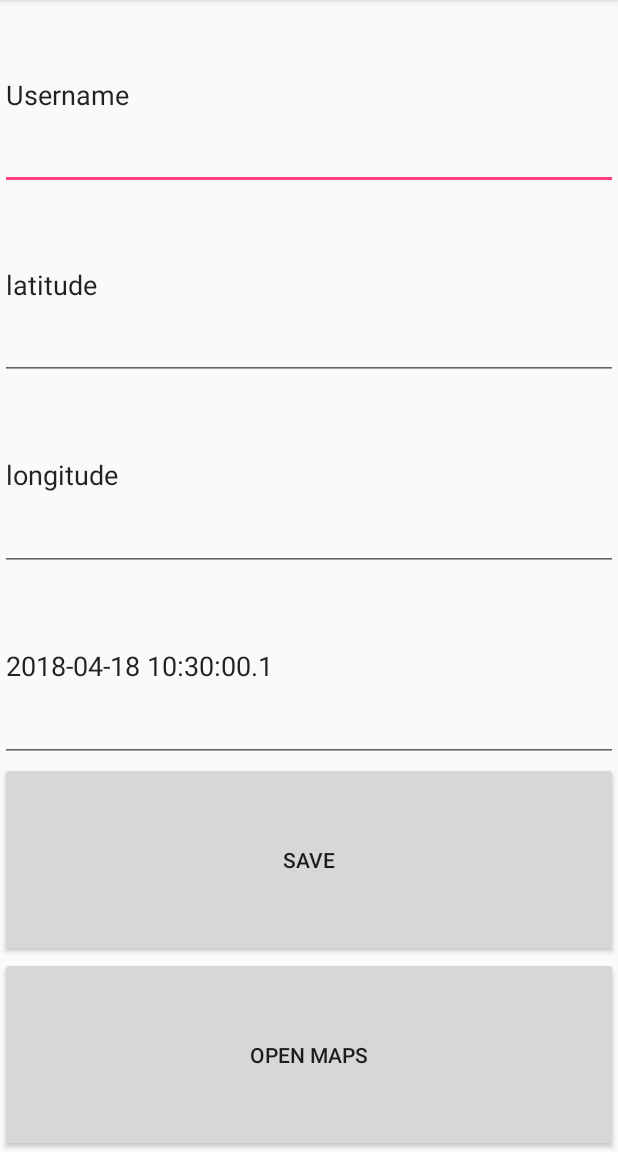
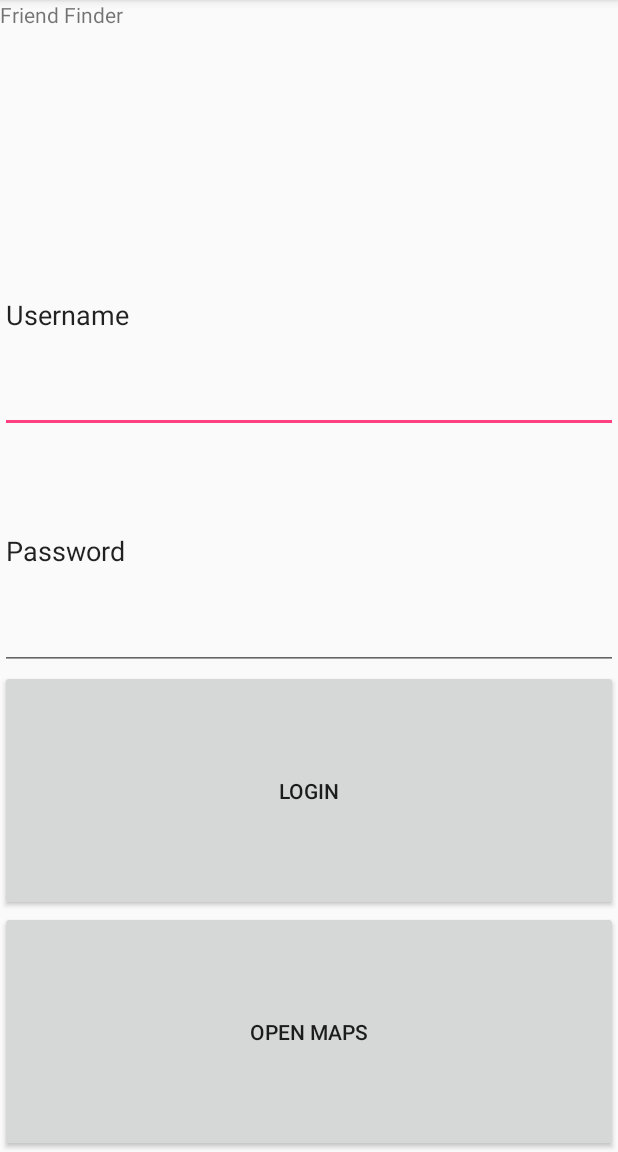
Before and after one commit to vinzee/CMSC628HW2, an Android app: the screen it shows after launch (MainActivity), on a phone screen of 412 x 824 dp, the part 84-1236 px from its top. Run offline under Robolectric (Android 15) with nearby library versions, the phone set to English and light mode, and no system bars.

```diff
--- a/app/src/main/AndroidManifest.xml
+++ b/app/src/main/AndroidManifest.xml
@@ -18,7 +18,8 @@
         android:label="@string/app_name"
         android:roundIcon="@mipmap/ic_launcher_round"
         android:supportsRtl="true"
-        android:theme="@style/AppTheme">
+        android:theme="@style/AppTheme"
+        >
         <activity android:name=".MainActivity">
             <intent-filter>
                 <action android:name="android.intent.action.MAIN" />
--- a/app/src/main/res/layout/activity_main.xml
+++ b/app/src/main/res/layout/activity_main.xml
@@ -3,6 +3,13 @@
     android:orientation="vertical"
     android:layout_width="match_parent"
     android:layout_height="match_parent">
+
+    <TextView
+        android:id="@+id/appName"
+        android:layout_width="match_parent"
+        android:layout_height="wrap_content"
+        android:layout_weight="1"
+        android:text="Friend Finder" />
 
     <EditText
         android:id="@+id/username"
@@ -14,38 +21,20 @@
         android:text="Username" />
 
     <EditText
-        android:id="@+id/latitude"
+        android:id="@+id/password"
         android:layout_width="match_parent"
         android:layout_height="wrap_content"
         android:layout_weight="1"
         android:ems="10"
         android:inputType="textPersonName"
-        android:text="latitude" />
+        android:text="Password" />
 
-    <EditText
-        android:id="@+id/longitude"
+    <Button
+        android:id="@+id/login"
         android:layout_width="match_parent"
         android:layout_height="wrap_content"
         android:layout_weight="1"
-        android:ems="10"
-        android:inputType="textPersonName"
-        android:text="longitude" />
-
-    <EditText
-        android:id="@+id/timestamp"
-        android:layout_width="match_parent"
-        android:layout_height="wrap_content"
-        android:layout_weight="1"
-        android:ems="10"
-        android:inputType="textPersonName"
-        android:text="timestamp" />
-
-    <Button
-        android:id="@+id/save"
-        android:layout_width="match_parent"
-        android:layout_height="wrap_content"
-        android:layout_weight="1"
-        android:text="Save" />
+        android:text="Login" />
     <Button
         android:id="@+id/maps"
         android:layout_width="match_parent"
```
Also changed, not shown: app/src/main/java/com/example/vinzee/cmsc628hw2/Constants.java (added, +9 -0 lines), app/src/main/java/com/example/vinzee/cmsc628hw2/MainActivity.java (+70 -70 lines), app/src/main/java/com/example/vinzee/cmsc628hw2/MapsActivity.java (+9 -8 lines).
